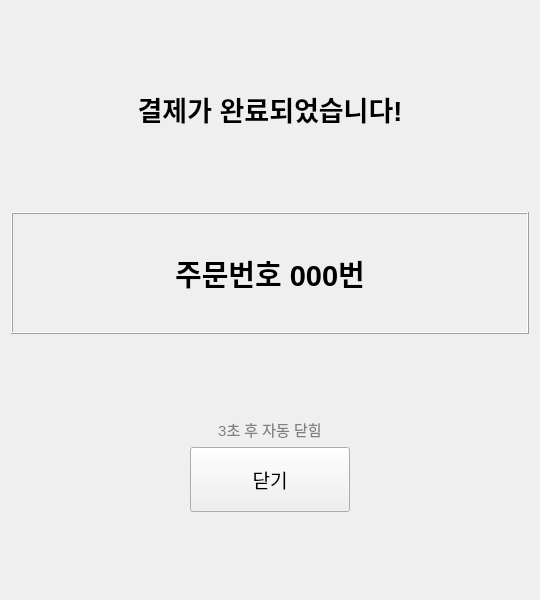
Above: VentiApp/Receipt_Order/ordernumberview.ui from minki9252/TheVentiKiosk before the change. Below: the same form after it.
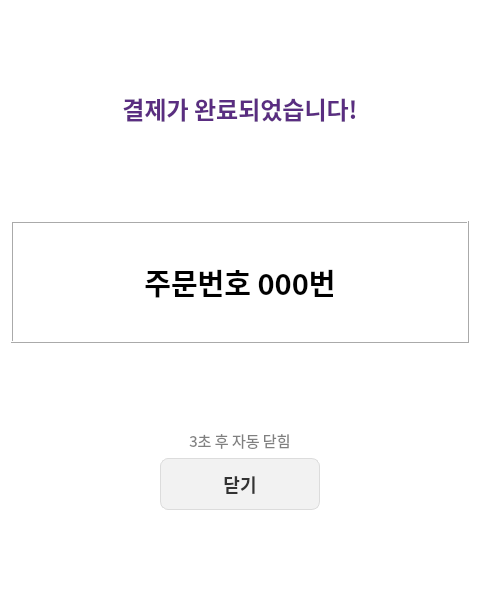
That is the form after the change.

What changed in the file:
```diff
--- a/VentiApp/Receipt_Order/ordernumberview.ui
+++ b/VentiApp/Receipt_Order/ordernumberview.ui
@@ -3,10 +3,96 @@
  <class>OrderNumberView</class>
  <widget class="QWidget" name="OrderNumberView">
   <property name="geometry">
-   <rect><x>0</x><y>0</y><width>540</width><height>600</height></rect>
+   <rect>
+    <x>0</x>
+    <y>0</y>
+    <width>480</width>
+    <height>600</height>
+   </rect>
   </property>
-  <property name="minimumSize"><size><width>540</width><height>600</height></size></property>
-  <property name="maximumSize"><size><width>540</width><height>600</height></size></property>
+  <property name="minimumSize">
+   <size>
+    <width>480</width>
+    <height>600</height>
+   </size>
+  </property>
+  <property name="maximumSize">
+   <size>
+    <width>480</width>
+    <height>600</height>
+   </size>
+  </property>
+  <property name="styleSheet">
+   <string notr="true">/* 전반적인 위젯 배경 */
+QWidget {
+    background-color: #FFFFFF;
+    font-family: &quot;Malgun Gothic&quot;, sans-serif;
+}
+
+/* 제목 레이블 (예: 쿠폰 입력, 결제 수단 선택) */
+QLabel#label, QLabel#label_3, QLabel#label_title {
+    color: #5A2D81;
+    font-weight: bold;
+    font-size: 24px;
+    margin-bottom: 10px;
+}
+
+/* 숫자 입력칸 (QLineEdit) */
+QLineEdit {
+    border: 2px solid #5A2D81;
+    border-radius: 10px;
+    padding: 10px;
+    font-size: 22px;
+    color: #333333;
+    background-color: #F9F9F9;
+}
+
+/* 일반 버튼 (숫자 패드 등) */
+QPushButton {
+    background-color: #F2F2F2;
+    border: 1px solid #DCDCDC;
+    border-radius: 8px;
+    font-size: 18px;
+    font-weight: bold;
+    color: #333333;
+    min-height: 50px;
+}
+
+QPushButton:pressed {
+    background-color: #E0E0E0;
+}
+
+/* 포인트 버튼 (확인, 결제하기, APP쿠폰 등) */
+QPushButton#pushButton_15, QPushButton#btnPay, QPushButton#coupon_app_btn, QPushButton#btn_insert_card {
+    background-color: #5A2D81;
+    color: #FFFFFF;
+    border: none;
+    border-radius: 10px;
+    font-size: 20px;
+}
+
+QPushButton:hover {
+    background-color: #723D9D;
+}
+
+/* 취소/이전 버튼 */
+QPushButton#pushButton_14, QPushButton#btnCancel, QPushButton#btn_cancel {
+    background-color: #A0A0A0;
+    color: #FFFFFF;
+    border-radius: 10px;
+}
+
+/* 결과창 레이블 (조회 성공/실패) */
+QLabel#label[text=&quot;조회 성공&quot;] {
+    color: #2D815A;
+    font-size: 20px;
+}
+
+QLabel#label_2[text=&quot;조회 실패&quot;] {
+    color: #D32F2F;
+    font-size: 20px;
+}</string>
+  </property>
   <layout class="QVBoxLayout" name="verticalLayout">
    <item>
     <spacer>
@@ -16,9 +102,19 @@
    </item>
    <item>
     <widget class="QLabel" name="label_title">
-     <property name="text"><string>결제가 완료되었습니다!</string></property>
-     <property name="font"><font><pointsize>20</pointsize><bold>true</bold></font></property>
-     <property name="alignment"><set>Qt::AlignmentFlag::AlignCenter</set></property>
+     <property name="font">
+      <font>
+       <family>Malgun Gothic</family>
+       <pointsize>-1</pointsize>
+       <bold>true</bold>
+      </font>
+     </property>
+     <property name="text">
+      <string>결제가 완료되었습니다!</string>
+     </property>
+     <property name="alignment">
+      <set>Qt::AlignmentFlag::AlignCenter</set>
+     </property>
     </widget>
    </item>
    <item>
@@ -34,10 +130,25 @@
      <layout class="QVBoxLayout">
       <item>
        <widget class="QLabel" name="label_order_number">
-        <property name="text"><string>주문번호 000번</string></property>
-        <property name="font"><font><pointsize>22</pointsize><bold>true</bold></font></property>
-        <property name="alignment"><set>Qt::AlignmentFlag::AlignCenter</set></property>
-        <property name="minimumSize"><size><width>300</width><height>100</height></size></property>
+        <property name="minimumSize">
+         <size>
+          <width>300</width>
+          <height>100</height>
+         </size>
+        </property>
+        <property name="font">
+         <font>
+          <family>Malgun Gothic</family>
+          <pointsize>22</pointsize>
+          <bold>true</bold>
+         </font>
+        </property>
+        <property name="text">
+         <string>주문번호 000번</string>
+        </property>
+        <property name="alignment">
+         <set>Qt::AlignmentFlag::AlignCenter</set>
+        </property>
        </widget>
       </item>
      </layout>
@@ -51,10 +162,21 @@
    </item>
    <item>
     <widget class="QLabel" name="label_auto_close">
-     <property name="text"><string>3초 후 자동 닫힘</string></property>
-     <property name="font"><font><pointsize>11</pointsize></font></property>
-     <property name="alignment"><set>Qt::AlignmentFlag::AlignCenter</set></property>
-     <property name="styleSheet"><string>color: gray;</string></property>
+     <property name="font">
+      <font>
+       <family>Malgun Gothic</family>
+       <pointsize>11</pointsize>
+      </font>
+     </property>
+     <property name="styleSheet">
+      <string>color: gray;</string>
+     </property>
+     <property name="text">
+      <string>3초 후 자동 닫힘</string>
+     </property>
+     <property name="alignment">
+      <set>Qt::AlignmentFlag::AlignCenter</set>
+     </property>
     </widget>
    </item>
    <item>
@@ -67,9 +189,22 @@
      </item>
      <item>
       <widget class="QPushButton" name="btn_close">
-       <property name="text"><string>닫기</string></property>
-       <property name="minimumSize"><size><width>160</width><height>65</height></size></property>
-       <property name="font"><font><pointsize>14</pointsize></font></property>
+       <property name="minimumSize">
+        <size>
+         <width>160</width>
+         <height>52</height>
+        </size>
+       </property>
+       <property name="font">
+        <font>
+         <family>Malgun Gothic</family>
+         <pointsize>-1</pointsize>
+         <bold>true</bold>
+        </font>
+       </property>
+       <property name="text">
+        <string>닫기</string>
+       </property>
       </widget>
      </item>
      <item>
```
Left out of the diff: 74 changed lines with no effect on the pictures.
